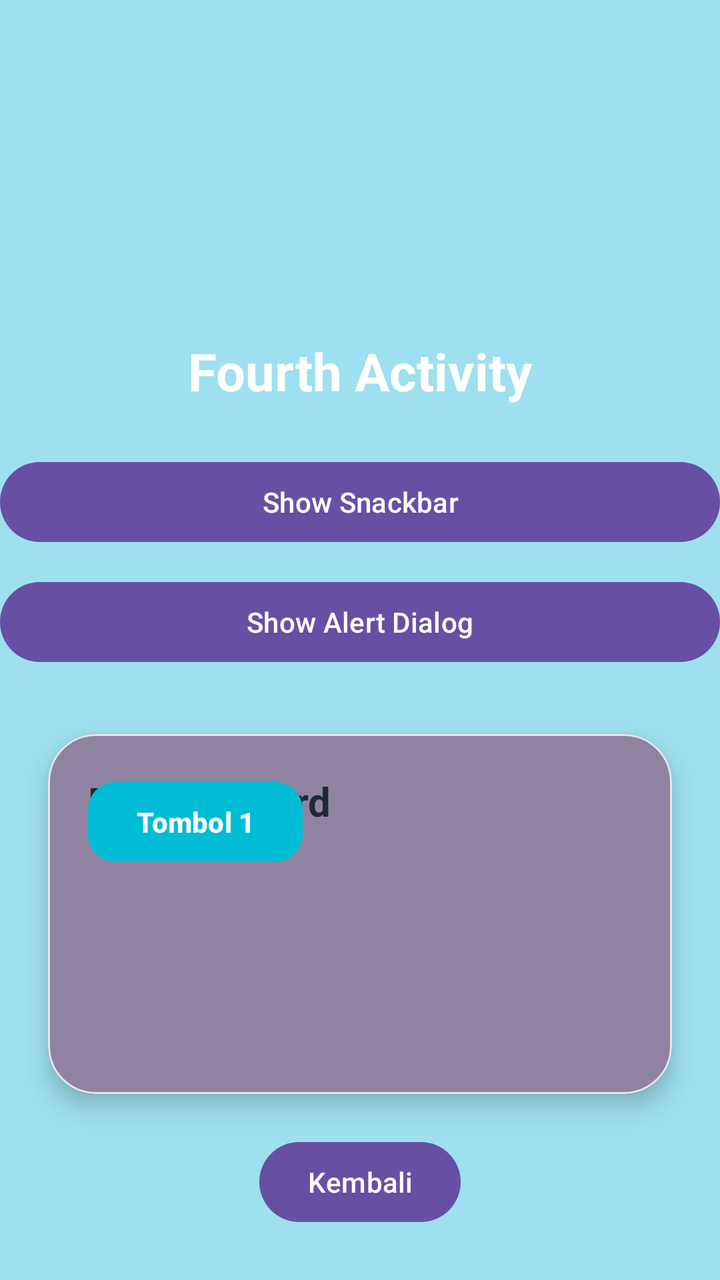
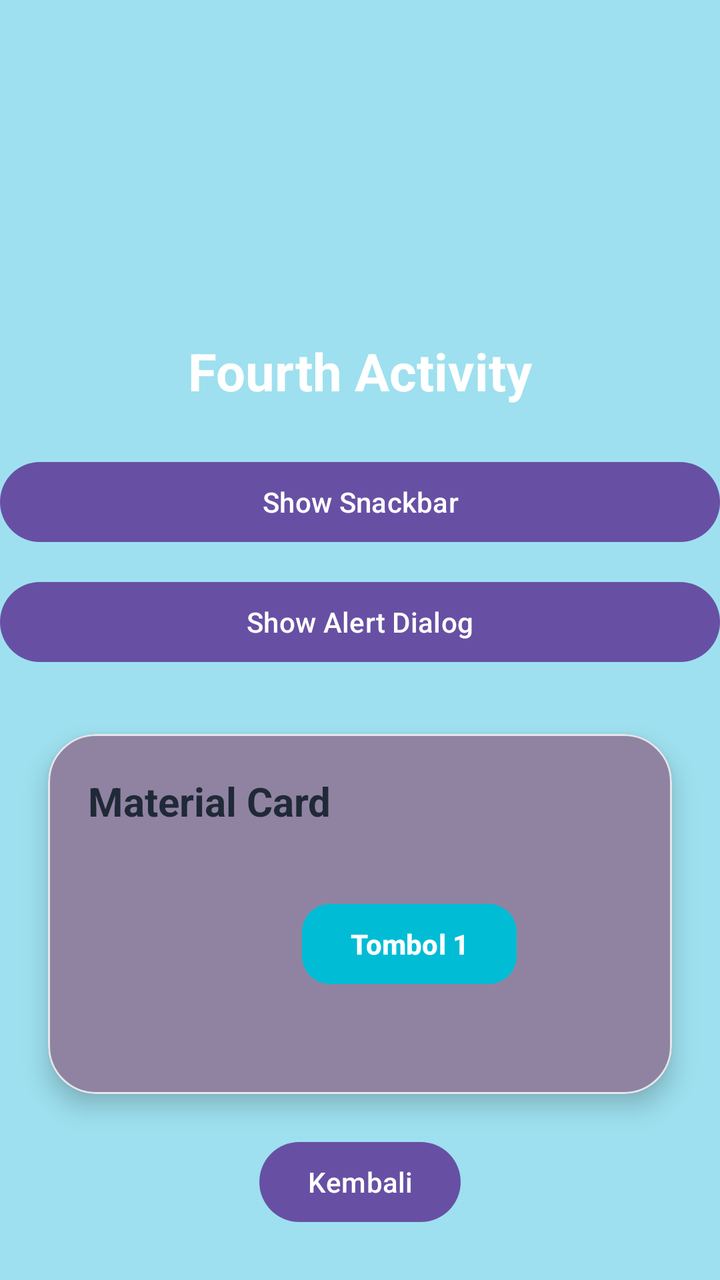

Two renders of the same Android screen: before a commit and after it. Below are the layout's source before the change and the commit's diff.
<!-- AndroidManifest.xml: application theme Theme.Marsnailah -->
<!-- res/layout/activity_fourth.xml -->
<?xml version="1.0" encoding="utf-8"?>
<androidx.constraintlayout.widget.ConstraintLayout
    xmlns:android="http://schemas.android.com/apk/res/android"
    xmlns:app="http://schemas.android.com/apk/res-auto"
    xmlns:tools="http://schemas.android.com/tools"
    android:id="@+id/main"
    android:layout_width="match_parent"
    android:layout_height="match_parent"
    android:background="#6100BCD4"
    tools:context=".pertemuan_4.FourthActivity">

    

    

    

    <TextView
        android:id="@+id/tvTitle"
        android:layout_width="wrap_content"
        android:layout_height="wrap_content"
        android:layout_marginTop="168dp"
        android:text="Fourth Activity"
        android:textColor="#FFFFFF"
        android:textSize="26sp"
        android:textStyle="bold"
        app:layout_constraintEnd_toEndOf="parent"
        app:layout_constraintStart_toStartOf="parent"
        app:layout_constraintTop_toTopOf="parent" />

    <Button
        android:id="@+id/btnShowSnackbar"
        android:layout_width="match_parent"
        android:layout_height="wrap_content"
        android:layout_marginTop="24dp"
        android:text="Show Snackbar"
        android:textAllCaps="false"
        app:layout_constraintEnd_toEndOf="parent"
        app:layout_constraintHorizontal_bias="1.0"
        app:layout_constraintStart_toStartOf="parent"
        app:layout_constraintTop_toBottomOf="@id/tvTitle" />

    <Button
        android:id="@+id/btnShowAlertDialog"
        android:layout_width="match_parent"
        android:layout_height="wrap_content"
        android:layout_marginTop="12dp"
        android:text="Show Alert Dialog"
        android:textAllCaps="false"
        app:layout_constraintEnd_toEndOf="parent"
        app:layout_constraintStart_toStartOf="parent"
        app:layout_constraintTop_toBottomOf="@id/btnShowSnackbar" />

    
    <com.google.android.material.card.MaterialCardView
        android:id="@+id/cardExample"
        android:layout_width="0dp"
        android:layout_height="180dp"
        android:layout_marginStart="24dp"
        android:layout_marginTop="32dp"
        android:layout_marginEnd="24dp"
        app:cardBackgroundColor="#FFFFFF"
        app:cardCornerRadius="24dp"
        app:cardElevation="7dp"
        android:backgroundTint="#9083A2"
        app:layout_constraintEnd_toEndOf="parent"
        app:layout_constraintStart_toStartOf="parent"
        app:layout_constraintTop_toBottomOf="@id/btnShowAlertDialog"
        app:strokeColor="#E5E7EB"
        app:strokeWidth="1dp">

        <androidx.constraintlayout.widget.ConstraintLayout
            android:layout_width="361dp"
            android:layout_height="183dp"
            android:padding="20dp">

            
            <TextView
                android:id="@+id/tvCardTitle"
                android:layout_width="0dp"
                android:layout_height="wrap_content"
                android:text="Material Card"
                android:textColor="#1F2937"
                android:textSize="20sp"
                android:textStyle="bold"
                app:layout_constraintEnd_toEndOf="parent"
                app:layout_constraintStart_toStartOf="parent"
                app:layout_constraintTop_toTopOf="parent" />

            

            
            <Button
                android:id="@+id/btn1"
                android:layout_width="wrap_content"
                android:layout_height="48dp"
                android:backgroundTint="#00BCD4"
                android:paddingStart="24dp"
                android:paddingEnd="24dp"
                android:text="Tombol 1"
                android:textAllCaps="false"
                android:textColor="#FFFFFF"
                android:textSize="14sp"
                android:textStyle="bold"
                app:cornerRadius="14dp"
                app:layout_constraintStart_toStartOf="parent"
                tools:layout_editor_absoluteY="91dp" />

        </androidx.constraintlayout.widget.ConstraintLayout>
    </com.google.android.material.card.MaterialCardView>

    
    <Button
        android:id="@+id/btnKembali"
        android:layout_width="wrap_content"
        android:layout_height="wrap_content"
        android:layout_marginTop="20dp"
        android:text="Kembali"
        android:textAllCaps="false"
        app:layout_constraintEnd_toEndOf="parent"
        app:layout_constraintStart_toStartOf="parent"
        app:layout_constraintTop_toBottomOf="@id/cardExample" />

</androidx.constraintlayout.widget.ConstraintLayout>
<!-- resources referenced by this layout -->
<resources>
  <style name="Theme.Marsnailah" parent="Base.Theme.Marsnailah" />
  <style name="Base.Theme.Marsnailah" parent="Theme.Material3.DayNight.NoActionBar">
          
          
      </style>
</resources>

<!-- the commit's change to res/layout/activity_fourth.xml (unified diff, before → after) -->
@@ -103,8 +103,10 @@
                 android:textSize="14sp"
                 android:textStyle="bold"
                 app:cornerRadius="14dp"
+                app:layout_constraintBottom_toBottomOf="parent"
+                app:layout_constraintEnd_toEndOf="parent"
                 app:layout_constraintStart_toStartOf="parent"
-                tools:layout_editor_absoluteY="91dp" />
+                app:layout_constraintTop_toBottomOf="@+id/tvCardTitle" />
 
         </androidx.constraintlayout.widget.ConstraintLayout>
     </com.google.android.material.card.MaterialCardView>
